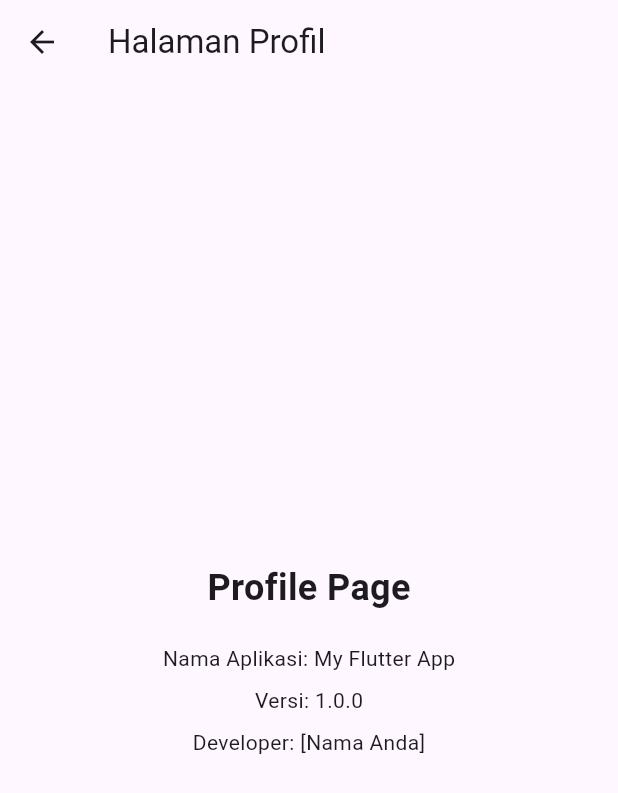
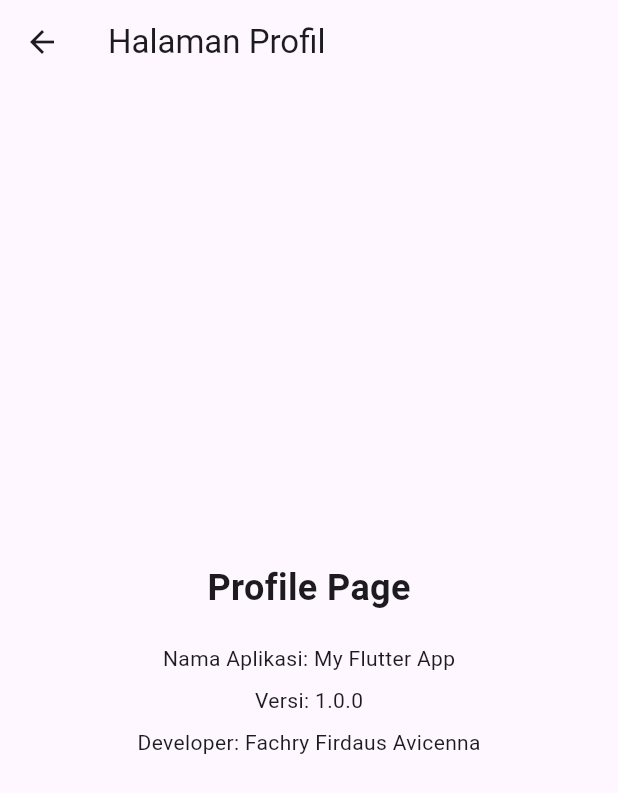
Before and after one commit to mrpanci/PemrogramanPerangkatBergerak, a Flutter app: the ProfilePage screen opened directly, on a phone screen of 412 x 824 dp. Shown: the top 793 px of the screen. Run offline on Flutter 3.47's test engine with Material 3 defaults, Android fonts, the phone set to English and light mode, and no system bars.

Commit message:
Update profile_page.dart

```diff
--- a/flutter_latihan_proyek/lib/profile_page.dart
+++ b/flutter_latihan_proyek/lib/profile_page.dart
@@ -25,7 +25,7 @@ class ProfilePage extends StatelessWidget {
             const SizedBox(height: 8),
             const Text('Versi: 1.0.0'),
             const SizedBox(height: 8),
-            const Text('Developer: [Nama Anda]'),
+            const Text('Developer: Fachry Firdaus Avicenna'),
           ],
         ),
       ),
```
